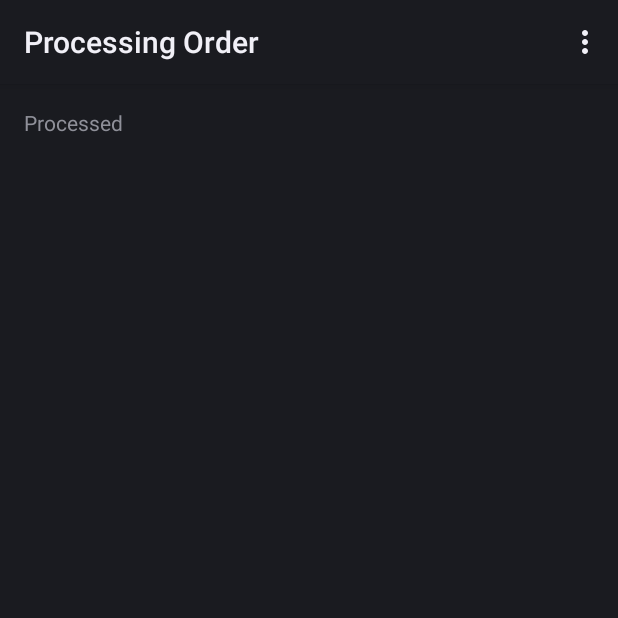
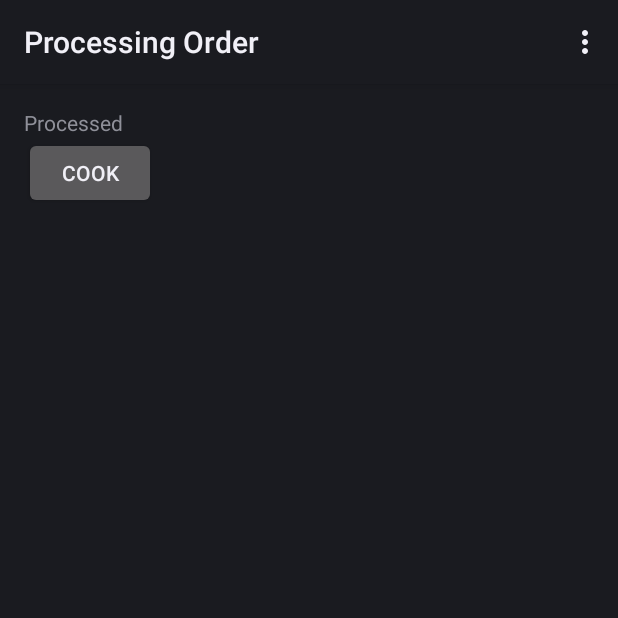
Before and after one commit to bravesoftdz/OrderReciever, an Android app: the ProcessingOrder screen opened directly, with no data from a screen before it, on a phone screen of 412 x 824 dp, the top half of it. Run offline under Robolectric (Android 15) with nearby library versions, the phone set to English and light mode, and no system bars; 1 statement that could not run was skipped.

Commit message:
First Commit

```diff
--- a/OrderReciever/src/main/java/com/example/OrderReciever/ProcessingOrder.java
+++ b/OrderReciever/src/main/java/com/example/OrderReciever/ProcessingOrder.java
@@ -1,12 +1,21 @@
 package com.example.OrderReciever;
 
 import android.app.Activity;
+import android.content.ComponentName;
+import android.content.Intent;
+import android.content.ServiceConnection;
 import android.os.Bundle;
+import android.os.IBinder;
 import android.view.Menu;
 import android.view.MenuItem;
+import android.view.View;
+import android.widget.Toast;
 
 
 public class ProcessingOrder extends Activity {
+
+    boolean mBounded;
+    ClientService mServer;
 
     @Override
     protected void onCreate(Bundle savedInstanceState) {
@@ -33,4 +42,35 @@ public class ProcessingOrder extends Activity {
         }
         return super.onOptionsItemSelected(item);
     }
+
+    @Override
+    protected void onStart() {
+        super.onStart();
+        Intent service = new Intent(this, ClientService.class);
+        bindService(service, mConnection, BIND_AUTO_CREATE);
+
+
+    }
+
+    public void onClickSend(View v) {
+
+        mServer.onClickSend();
+    }
+
+    ServiceConnection mConnection = new ServiceConnection() {
+
+        @Override
+        public void onServiceDisconnected(ComponentName name) {
+            Toast.makeText(getBaseContext(), "Service is disconnected", Toast.LENGTH_LONG).show();
+            mBounded = false;
+            mServer = null;
+        }
+
+        public void onServiceConnected(ComponentName name, IBinder service) {
+            Toast.makeText(getBaseContext(), "Service is connected", Toast.LENGTH_LONG).show();
+            mBounded = true;
+            ClientService.LocalBinder mLocalBinder = (ClientService.LocalBinder) service;
+            mServer = mLocalBinder.getClientServiceInstance();
+        }
+    };
 }
--- a/OrderReciever/src/main/res/layout/activity_processing_order.xml
+++ b/OrderReciever/src/main/res/layout/activity_processing_order.xml
@@ -11,6 +11,16 @@
     <TextView
         android:text="Processed"
         android:layout_width="wrap_content"
-        android:layout_height="wrap_content" />
+        android:layout_height="wrap_content"
+        android:id="@+id/textView" />
+
+    <Button
+        android:layout_width="wrap_content"
+        android:layout_height="wrap_content"
+        android:text="Cook"
+        android:id="@+id/button"
+        android:onClick="onClickSend"
+        android:layout_below="@+id/textView"
+        android:layout_alignParentLeft="true" />
 
 </RelativeLayout>
```
Also changed, not shown: OrderReciever/src/main/java/com/example/OrderReciever/MainActivity.java (+4 -9 lines), 2 other files.
